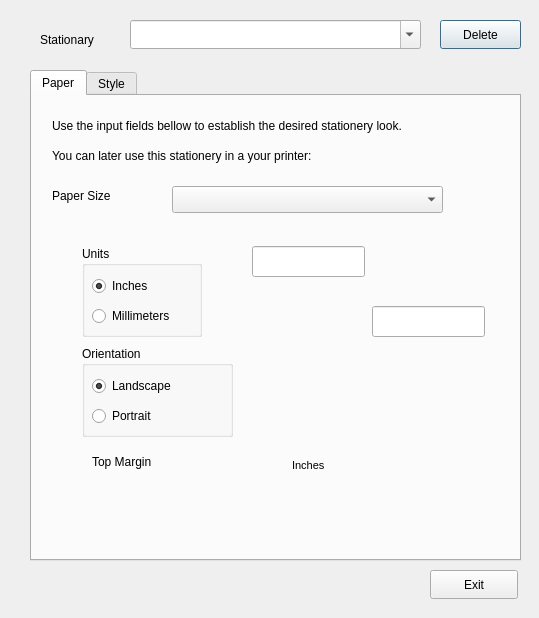
Before: the Qt Designer form HerculesStudio/HercPrinter/StationeryDialog.ui in fsword7/hercgui, drawn with Qt 5.
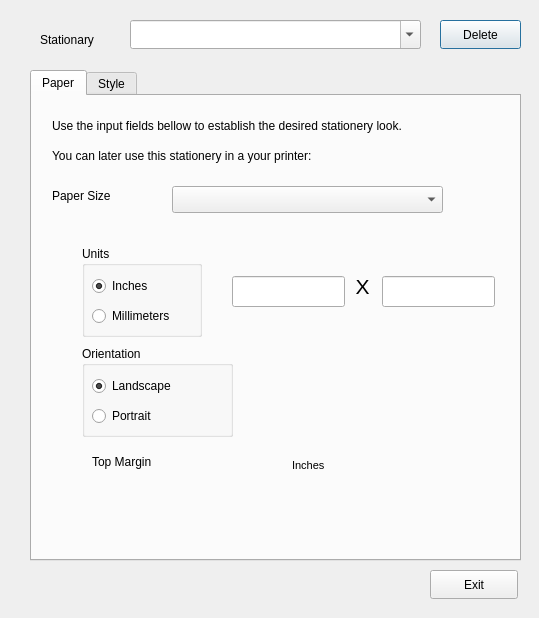
After: the same form once the commit is applied.

The edit to the form file:
```diff
--- a/HerculesStudio/HercPrinter/StationeryDialog.ui
+++ b/HerculesStudio/HercPrinter/StationeryDialog.ui
@@ -154,8 +154,8 @@
     <widget class="QLineEdit" name="customSizeW">
      <property name="geometry">
       <rect>
-       <x>340</x>
-       <y>210</y>
+       <x>350</x>
+       <y>180</y>
        <width>113</width>
        <height>31</height>
       </rect>
@@ -164,8 +164,8 @@
     <widget class="QLineEdit" name="customSizeH">
      <property name="geometry">
       <rect>
-       <x>220</x>
-       <y>150</y>
+       <x>200</x>
+       <y>180</y>
        <width>113</width>
        <height>31</height>
       </rect>
@@ -216,8 +216,8 @@
     <widget class="QLabel" name="orientationLabel">
      <property name="geometry">
       <rect>
-       <x>250</x>
-       <y>190</y>
+       <x>200</x>
+       <y>260</y>
        <width>82</width>
        <height>82</height>
       </rect>
@@ -229,6 +229,27 @@
       <set>Qt::AlignRight|Qt::AlignTop|Qt::AlignTrailing</set>
      </property>
     </widget>
+    <widget class="QLabel" name="label_4">
+     <property name="geometry">
+      <rect>
+       <x>320</x>
+       <y>180</y>
+       <width>21</width>
+       <height>21</height>
+      </rect>
+     </property>
+     <property name="font">
+      <font>
+       <pointsize>16</pointsize>
+      </font>
+     </property>
+     <property name="text">
+      <string>X</string>
+     </property>
+     <property name="alignment">
+      <set>Qt::AlignCenter</set>
+     </property>
+    </widget>
    </widget>
    <widget class="QWidget" name="styleTab">
     <attribute name="title">
```
